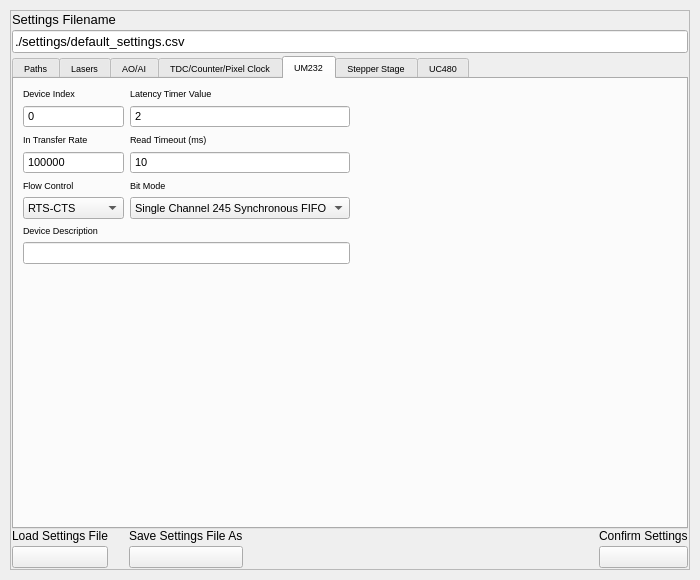
Qt form gui/settingswindow.ui (Th3Tr00p3r/gSTED-sFCS) before a commit.
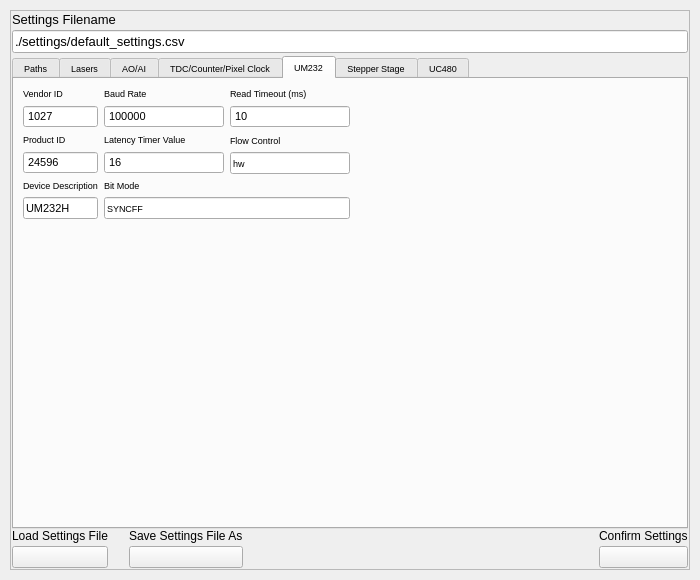
The same form after that commit. The open tabs and pages were chosen to show the change. Icons and pictures are not drawn.

```diff
--- a/gui/settingswindow.ui
+++ b/gui/settingswindow.ui
@@ -534,7 +534,7 @@
                     </font>
                    </property>
                    <property name="text">
-                    <string>COM4</string>
+                    <string>COM6</string>
                    </property>
                   </widget>
                  </item>
@@ -1993,21 +1993,45 @@
           <string>UM232</string>
          </attribute>
          <layout class="QGridLayout" name="gridLayout_4">
+          <item row="1" column="0">
+           <spacer name="verticalSpacer_2">
+            <property name="orientation">
+             <enum>Qt::Vertical</enum>
+            </property>
+            <property name="sizeHint" stdset="0">
+             <size>
+              <width>20</width>
+              <height>40</height>
+             </size>
+            </property>
+           </spacer>
+          </item>
+          <item row="0" column="1">
+           <spacer name="horizontalSpacer_4">
+            <property name="orientation">
+             <enum>Qt::Horizontal</enum>
+            </property>
+            <property name="sizeHint" stdset="0">
+             <size>
+              <width>40</width>
+              <height>20</height>
+             </size>
+            </property>
+           </spacer>
+          </item>
           <item row="0" column="0">
-           <layout class="QVBoxLayout" name="verticalLayout_82">
-            <item>
-             <layout class="QGridLayout" name="gridLayout_11">
+           <layout class="QGridLayout" name="gridLayout_9" columnstretch="1,10,10">
               <item row="0" column="0">
                <layout class="QVBoxLayout" name="verticalLayout_75">
                 <item>
                  <widget class="QLabel" name="label_66">
                   <property name="text">
-                   <string>Device Index</string>
+                 <string>Vendor ID</string>
                   </property>
                  </widget>
                 </item>
                 <item>
-                 <widget class="QSpinBox" name="um232DvcIdx">
+               <widget class="QSpinBox" name="um232VendID">
                   <property name="enabled">
                    <bool>true</bool>
                   </property>
@@ -2025,56 +2049,27 @@
                   <property name="buttonSymbols">
                    <enum>QAbstractSpinBox::NoButtons</enum>
                   </property>
-                 </widget>
-                </item>
-               </layout>
-              </item>
-              <item row="0" column="1">
-               <layout class="QVBoxLayout" name="verticalLayout_76">
-                <item>
-                 <widget class="QLabel" name="label_67">
-                  <property name="text">
-                   <string>Latency Timer Value</string>
-                  </property>
-                 </widget>
-                </item>
-                <item>
-                 <widget class="QSpinBox" name="um232latencyTimerVal">
-                  <property name="enabled">
-                   <bool>true</bool>
-                  </property>
-                  <property name="font">
-                   <font>
-                    <pointsize>8</pointsize>
-                   </font>
-                  </property>
-                  <property name="wrapping">
-                   <bool>false</bool>
-                  </property>
-                  <property name="readOnly">
-                   <bool>false</bool>
-                  </property>
-                  <property name="buttonSymbols">
-                   <enum>QAbstractSpinBox::NoButtons</enum>
+                <property name="maximum">
+                 <number>999999</number>
                   </property>
                   <property name="value">
-                   <number>2</number>
+                 <number>1027</number>
                   </property>
                  </widget>
                 </item>
                </layout>
               </item>
-              <item row="1" column="0">
+            <item row="0" column="1">
                <layout class="QVBoxLayout" name="verticalLayout_77">
                 <item>
                  <widget class="QLabel" name="label_68">
                   <property name="text">
-                   <string>In Transfer Rate</string>
+                 <string>Baud Rate</string>
                   </property>
                  </widget>
                 </item>
                 <item>
-                 <widget class="QSpinBox" name="um232InTransferRate">
+               <widget class="QSpinBox" name="um232BaudRate">
                   <property name="enabled">
                    <bool>true</bool>
                   </property>
@@ -2102,7 +2097,7 @@
                 </item>
                </layout>
               </item>
-              <item row="1" column="1">
+            <item row="0" column="2">
                <layout class="QVBoxLayout" name="verticalLayout_78">
                 <item>
                  <widget class="QLabel" name="label_69">
@@ -2137,7 +2132,83 @@
                 </item>
                </layout>
               </item>
-              <item row="2" column="0">
+            <item row="1" column="0">
+             <layout class="QVBoxLayout" name="verticalLayout_81">
+              <item>
+               <widget class="QLabel" name="label_72">
+                <property name="text">
+                 <string>Product ID</string>
+                </property>
+               </widget>
+              </item>
+              <item>
+               <widget class="QSpinBox" name="um232ProdID">
+                <property name="enabled">
+                 <bool>true</bool>
+                </property>
+                <property name="font">
+                 <font>
+                  <pointsize>8</pointsize>
+                 </font>
+                </property>
+                <property name="wrapping">
+                 <bool>false</bool>
+                </property>
+                <property name="readOnly">
+                 <bool>false</bool>
+                </property>
+                <property name="buttonSymbols">
+                 <enum>QAbstractSpinBox::NoButtons</enum>
+                </property>
+                <property name="maximum">
+                 <number>999999</number>
+                </property>
+                <property name="value">
+                 <number>24596</number>
+                </property>
+               </widget>
+              </item>
+             </layout>
+            </item>
+            <item row="1" column="1">
+             <layout class="QVBoxLayout" name="verticalLayout_76">
+              <item>
+               <widget class="QLabel" name="label_67">
+                <property name="text">
+                 <string>Latency Timer Value</string>
+                </property>
+               </widget>
+              </item>
+              <item>
+               <widget class="QSpinBox" name="um232latencyTimerVal">
+                <property name="enabled">
+                 <bool>true</bool>
+                </property>
+                <property name="font">
+                 <font>
+                  <pointsize>8</pointsize>
+                 </font>
+                </property>
+                <property name="wrapping">
+                 <bool>false</bool>
+                </property>
+                <property name="readOnly">
+                 <bool>false</bool>
+                </property>
+                <property name="buttonSymbols">
+                 <enum>QAbstractSpinBox::NoButtons</enum>
+                </property>
+                <property name="maximum">
+                 <number>300</number>
+                </property>
+                <property name="value">
+                 <number>16</number>
+                </property>
+               </widget>
+              </item>
+             </layout>
+            </item>
+            <item row="1" column="2">
                <layout class="QVBoxLayout" name="verticalLayout_79">
                 <item>
                  <widget class="QLabel" name="label_70">
@@ -2147,40 +2218,44 @@
                  </widget>
                 </item>
                 <item>
-                 <widget class="QComboBox" name="um232FlowControl">
+               <widget class="QLineEdit" name="um232FlowControl">
+                <property name="text">
+                 <string>hw</string>
+                </property>
+               </widget>
+              </item>
+             </layout>
+            </item>
+            <item row="2" column="0">
+             <layout class="QVBoxLayout" name="verticalLayout_82">
+              <item>
+               <widget class="QLabel" name="label_73">
+                <property name="text">
+                 <string>Device Description</string>
+                </property>
+               </widget>
+              </item>
+              <item>
+               <widget class="QLineEdit" name="um232DeviceDescription">
+                <property name="enabled">
+                 <bool>true</bool>
+                </property>
                   <property name="font">
                    <font>
                     <pointsize>8</pointsize>
                    </font>
                   </property>
-                  <property name="currentIndex">
-                   <number>1</number>
-                  </property>
-                  <item>
                    <property name="text">
-                    <string>None</string>
-                   </property>
-                  </item>
-                  <item>
-                   <property name="text">
-                    <string>RTS-CTS</string>
-                   </property>
-                  </item>
-                  <item>
-                   <property name="text">
-                    <string>DTR-DSR</string>
-                   </property>
-                  </item>
-                  <item>
-                   <property name="text">
-                    <string>XOn-XOff</string>
-                   </property>
-                  </item>
+                 <string>UM232H</string>
+                </property>
+                <property name="readOnly">
+                 <bool>true</bool>
+                </property>
                  </widget>
                 </item>
                </layout>
               </item>
-              <item row="2" column="1">
+            <item row="2" column="1" colspan="2">
                <layout class="QVBoxLayout" name="verticalLayout_80">
                 <item>
                  <widget class="QLabel" name="label_71">
@@ -2190,114 +2265,15 @@
                  </widget>
                 </item>
                 <item>
-                 <widget class="QComboBox" name="um232BitMode">
-                  <property name="font">
-                   <font>
-                    <pointsize>8</pointsize>
-                   </font>
-                  </property>
-                  <property name="currentIndex">
-                   <number>7</number>
-                  </property>
-                  <item>
+               <widget class="QLineEdit" name="um232BitMode">
                    <property name="text">
-                    <string>Reset Bit Mode</string>
-                   </property>
-                  </item>
-                  <item>
-                   <property name="text">
-                    <string>Asynchronous Bit Bang</string>
-                   </property>
-                  </item>
-                  <item>
-                   <property name="text">
-                    <string>MPSSE</string>
-                   </property>
-                  </item>
-                  <item>
-                   <property name="text">
-                    <string>Synchronous Bit Bang</string>
-                   </property>
-                  </item>
-                  <item>
-                   <property name="text">
-                    <string>MCU Host Bus Emulation</string>
-                   </property>
-                  </item>
-                  <item>
-                   <property name="text">
-                    <string>Fast Opto-Isolated Serial</string>
-                   </property>
-                  </item>
-                  <item>
-                   <property name="text">
-                    <string>CBUS Bit Bang</string>
-                   </property>
-                  </item>
-                  <item>
-                   <property name="text">
-                    <string>Single Channel 245 Synchronous FIFO</string>
-                   </property>
-                  </item>
+                 <string>SYNCFF</string>
+                </property>
                  </widget>
                 </item>
                </layout>
               </item>
              </layout>
-            </item>
-            <item>
-             <layout class="QVBoxLayout" name="verticalLayout_81">
-              <item>
-               <widget class="QLabel" name="label_72">
-                <property name="text">
-                 <string>Device Description</string>
-                </property>
-               </widget>
-              </item>
-              <item>
-               <widget class="QLineEdit" name="um232DeviceDescription">
-                <property name="enabled">
-                 <bool>true</bool>
-                </property>
-                <property name="font">
-                 <font>
-                  <pointsize>8</pointsize>
-                 </font>
-                </property>
-                <property name="readOnly">
-                 <bool>true</bool>
-                </property>
-               </widget>
-              </item>
-             </layout>
-            </item>
-           </layout>
-          </item>
-          <item row="1" column="0">
-           <spacer name="verticalSpacer_2">
-            <property name="orientation">
-             <enum>Qt::Vertical</enum>
-            </property>
-            <property name="sizeHint" stdset="0">
-             <size>
-              <width>20</width>
-              <height>40</height>
-             </size>
-            </property>
-           </spacer>
-          </item>
-          <item row="0" column="1">
-           <spacer name="horizontalSpacer_4">
-            <property name="orientation">
-             <enum>Qt::Horizontal</enum>
-            </property>
-            <property name="sizeHint" stdset="0">
-             <size>
-              <width>40</width>
-              <height>20</height>
-             </size>
-            </property>
-           </spacer>
           </item>
          </layout>
         </widget>
```
Lines whose indentation alone changed are shown as unchanged.
